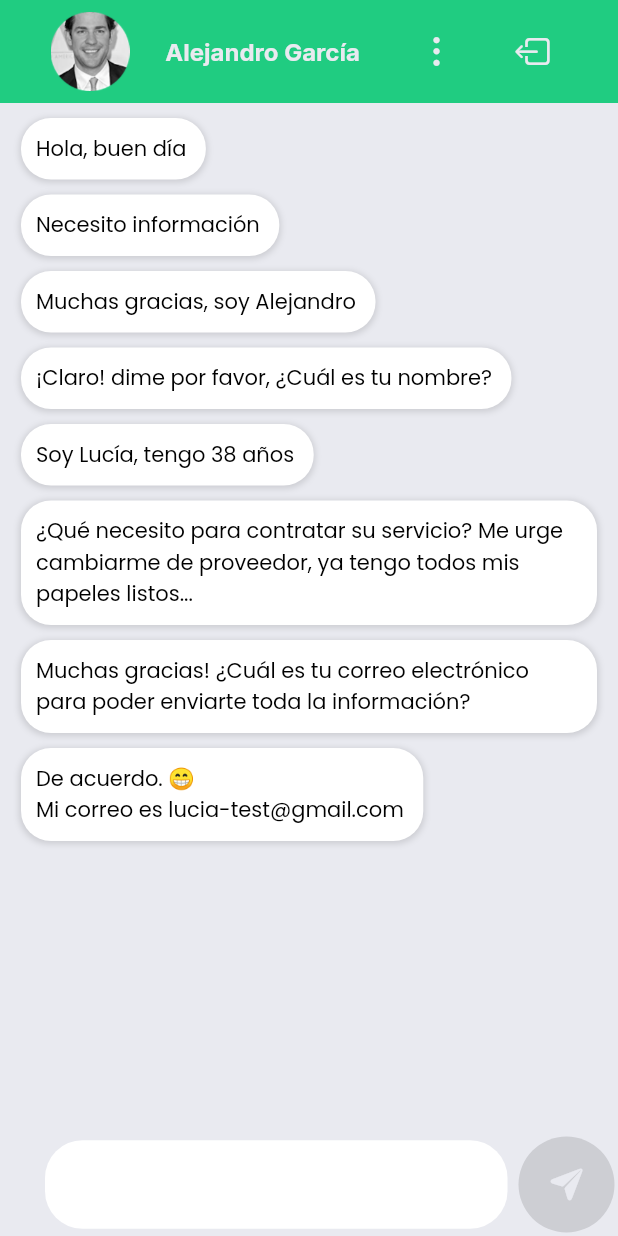
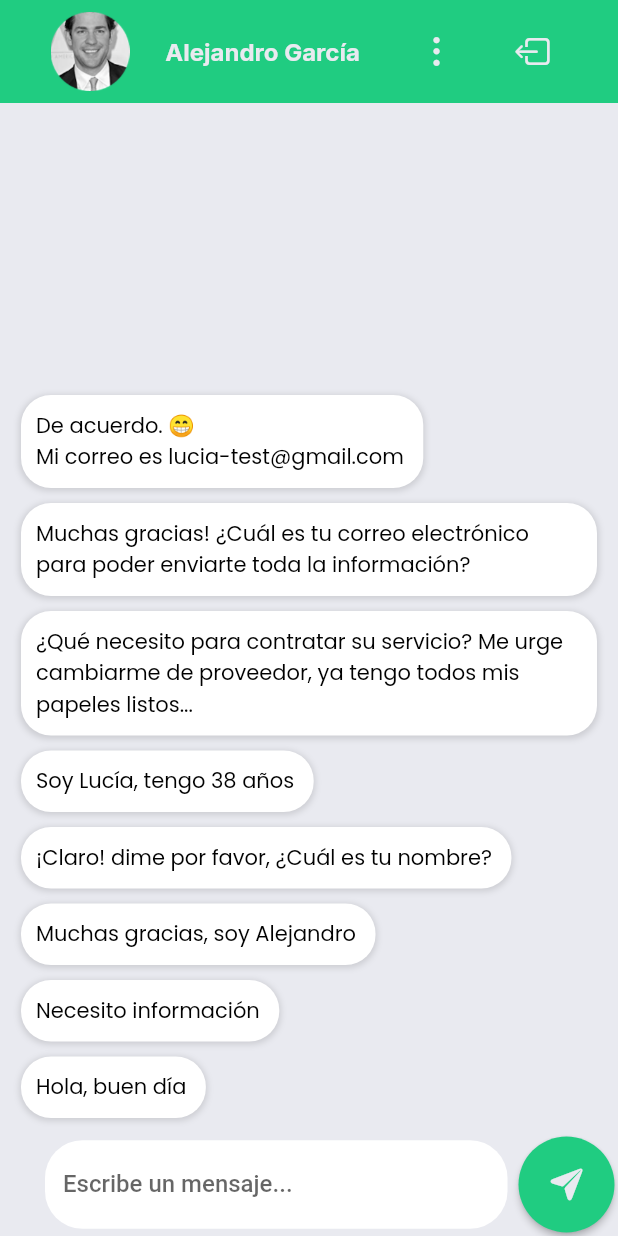
Before and after one commit to BeyondASoul/retoiventas, a Flutter app: the MobileChat screen opened directly with empty values, on a phone screen of 412 x 824 dp. Run offline on Flutter 3.47's test engine with Material 2 defaults, Android fonts, the light colour scheme and no system bars; our stand-ins replace cloud_firestore, firebase_auth, firebase_core, google_fonts, shared_preferences; accounts and stored records are empty.

Commit message:
Send messages to database implemented

```diff
--- a/lib/Model/message.dart
+++ b/lib/Model/message.dart
@@ -1,34 +1,66 @@
 class ChatMessage {
-  String messageContent;
-  String messageType;
-  ChatMessage({required this.messageContent, required this.messageType});
+  final String messageContent;
+  final String messageType;
+  final DateTime date;
+  const ChatMessage(
+      {required this.messageContent,
+      required this.messageType,
+      required this.date});
+
+  ChatMessage fromJson(Map<String, dynamic> json) => ChatMessage(
+        messageContent: json['messageContent'],
+        messageType: json['messageType'],
+        date: json['date'],
+      );
+
+  Map<String, dynamic> toJson() => {
+        'messageContent': messageContent,
+        'messageType': messageType,
+        'date': date,
+      };
 }
 
 List<ChatMessage> messages = [
   ChatMessage(
     messageContent: "Hola, buen día",
-      messageType: "n8I4mNsEAEPstH3aTHdbORaS4xJ3"),
+    messageType: "n8I4mNsEAEPstH3aTHdbORaS4xJ3",
+    date: DateTime.now(),
+  ),
   ChatMessage(
     messageContent: "Necesito información",
-      messageType: "n8I4mNsEAEPstH3aTHdbORaS4xJ3"),
+    messageType: "n8I4mNsEAEPstH3aTHdbORaS4xJ3",
+    date: DateTime.now(),
+  ),
   ChatMessage(
     messageContent: "Muchas gracias, soy Alejandro",
-      messageType: "Q9glEz1xPJUSRVwcQCjWSZiR1lm2"),
+    messageType: "Q9glEz1xPJUSRVwcQCjWSZiR1lm2",
+    date: DateTime.now(),
+  ),
   ChatMessage(
     messageContent: "¡Claro! dime por favor, ¿Cuál es tu nombre?",
-      messageType: "Q9glEz1xPJUSRVwcQCjWSZiR1lm2"),
+    messageType: "Q9glEz1xPJUSRVwcQCjWSZiR1lm2",
+    date: DateTime.now(),
+  ),
   ChatMessage(
     messageContent: "Soy Lucía, tengo 38 años",
-      messageType: "n8I4mNsEAEPstH3aTHdbORaS4xJ3"),
+    messageType: "n8I4mNsEAEPstH3aTHdbORaS4xJ3",
+    date: DateTime.now(),
+  ),
   ChatMessage(
     messageContent:
         "¿Qué necesito para contratar su servicio? Me urge cambiarme de proveedor, ya tengo todos mis papeles listos...",
-      messageType: "n8I4mNsEAEPstH3aTHdbORaS4xJ3"),
+    messageType: "n8I4mNsEAEPstH3aTHdbORaS4xJ3",
+    date: DateTime.now(),
+  ),
   ChatMessage(
     messageContent:
         "Muchas gracias! ¿Cuál es tu correo electrónico para poder enviarte toda la información?",
-      messageType: "Q9glEz1xPJUSRVwcQCjWSZiR1lm2"),
+    messageType: "Q9glEz1xPJUSRVwcQCjWSZiR1lm2",
+    date: DateTime.now(),
+  ),
   ChatMessage(
     messageContent: "De acuerdo. 😁 \nMi correo es lucia-test@gmail.com",
-      messageType: "n8I4mNsEAEPstH3aTHdbORaS4xJ3"),
+    messageType: "n8I4mNsEAEPstH3aTHdbORaS4xJ3",
+    date: DateTime.now(),
+  ),
 ];
--- a/lib/responsive/mobile/mobile_chat.dart
+++ b/lib/responsive/mobile/mobile_chat.dart
@@ -33,8 +33,11 @@ class _MobileChatState extends State<MobileChat> {
                   ? "Lucía González"
                   : "Alejandro García",
               context),
-          chatContentView(mediaQuery, widget.uid),
-          chatBottomBar(chatController, widget.uid)
+          ChatContentView(
+            mediaQuery: mediaQuery,
+            uid: widget.uid,
+          ),
+          chatBottomBar(chatController, widget.uid, context)
         ],
       ),
     );
--- a/lib/widgets/chat_widgets.dart
+++ b/lib/widgets/chat_widgets.dart
@@ -7,7 +7,8 @@ import 'package:retoiventas/screens/login.dart';
 import 'package:retoiventas/utils/authentication.dart';
 import 'package:retoiventas/utils/firebaseapi.dart';
 
-Expanded chatBottomBar(TextEditingController chatController, String uid) {
+Expanded chatBottomBar(
+    TextEditingController chatController, String uid, BuildContext context) {
   return Expanded(
     flex: 1,
     child: Stack(
@@ -22,6 +23,10 @@ Expanded chatBottomBar(TextEditingController chatController, String uid) {
                   child: TextField(
                     controller: chatController,
                     decoration: const InputDecoration(
+                        label: Text(
+                          "Escribe un mensaje...",
+                          style: TextStyle(fontWeight: FontWeight.w500),
+                        ),
                         border: OutlineInputBorder(
                           borderRadius: BorderRadius.all(
                             Radius.circular(25),
@@ -36,7 +41,11 @@ Expanded chatBottomBar(TextEditingController chatController, String uid) {
             Expanded(
               flex: 2,
               child: ElevatedButton(
-                onPressed: sendMessage(chatController, uid),
+                onPressed: () {
+                  if (chatController.text.isNotEmpty) {
+                    sendMessage(chatController, uid, context);
+                  }
+                },
                 child: const Icon(
                   CupertinoIcons.paperplane_fill,
                   color: colorBlanquito,
@@ -55,58 +64,11 @@ Expanded chatBottomBar(TextEditingController chatController, String uid) {
   );
 }
 
-sendMessage(TextEditingController chatController, String uid) {}
-
-// sendMessage(TextEditingController controller, String message, String uid,
-//     BuildContext context) async {
-//   FocusScope.of(context).unfocus();
-//   await FirebaseApi.uploadMessage(message, uid);
-//   controller.clear();
-// }
-
-Expanded chatContentView(Size mediaQuery, String uid) {
-  return Expanded(
-    flex: 10,
-    child: ListView.builder(
-      itemCount: messages.length,
-      shrinkWrap: true,
-      padding: const EdgeInsets.only(top: 5, bottom: 5),
-      itemBuilder: (context, index) {
-        return Container(
-          padding:
-              const EdgeInsets.only(left: 14, right: 14, top: 5, bottom: 5),
-          child: Align(
-            alignment: (messages[index].messageType != uid
-                ? Alignment.centerLeft
-                : Alignment.centerRight),
-            child: Container(
-              decoration: BoxDecoration(
-                boxShadow: const [
-                  BoxShadow(
-                    color: Colors.black12,
-                    spreadRadius: 1,
-                    blurRadius: 3,
-                    offset: Offset(0, 1), // changes position of shadow
-                  ),
-                ],
-                borderRadius: BorderRadius.circular(20),
-                color: (messages[index].messageType != uid
-                    ? Colors.white
-                    : colorVerdeChat),
-              ),
-              padding: const EdgeInsets.all(10),
-              child: SelectableText(messages[index].messageContent,
-                  textAlign: messages[index].messageType != uid
-                      ? TextAlign.start
-                      : TextAlign.end,
-                  style: GoogleFonts.poppins(
-                      color: Colors.black, fontWeight: FontWeight.normal)),
-            ),
-          ),
-        );
-      },
-    ),
-  );
+sendMessage(TextEditingController chatController, String uid,
+    BuildContext context) async {
+  //FocusScope.of(context).unfocus();
+  await FirebaseApi.uploadMessage(chatController.text, uid);
+  chatController.clear();
 }
 
 Expanded chatMobileTopBar(String asset, String name, BuildContext context) {
@@ -224,3 +186,57 @@ AspectRatio avatar(String asset) {
     ),
   );
 }
+
+class ChatContentView extends StatelessWidget {
+  final Size mediaQuery;
+  final String uid;
+  const ChatContentView({Key? key, required this.mediaQuery, required this.uid})
+      : super(key: key);
+
+  @override
+  Widget build(BuildContext context) {
+    return Expanded(
+      flex: 10,
+      child: ListView.builder(
+        itemCount: messages.length,
+        reverse: true,
+        shrinkWrap: true,
+        padding: const EdgeInsets.only(top: 5, bottom: 5),
+        itemBuilder: (context, index) {
+          return Container(
+            padding:
+                const EdgeInsets.only(left: 14, right: 14, top: 5, bottom: 5),
+            child: Align(
+              alignment: (messages[index].messageType != uid
+                  ? Alignment.centerLeft
+                  : Alignment.centerRight),
+              child: Container(
+                decoration: BoxDecoration(
+                  boxShadow: const [
+                    BoxShadow(
+                      color: Colors.black12,
+                      spreadRadius: 1,
+                      blurRadius: 3,
+                      offset: Offset(0, 1), // changes position of shadow
+                    ),
+                  ],
+                  borderRadius: BorderRadius.circular(20),
+                  color: (messages[index].messageType != uid
+                      ? Colors.white
+                      : colorVerdeChat),
+                ),
+                padding: const EdgeInsets.all(10),
+                child: SelectableText(messages[index].messageContent,
+                    textAlign: messages[index].messageType != uid
+                        ? TextAlign.start
+                        : TextAlign.end,
+                    style: GoogleFonts.poppins(
+                        color: Colors.black, fontWeight: FontWeight.normal)),
+              ),
+            ),
+          );
+        },
+      ),
+    );
+  }
+}
```
Also changed, not shown: lib/responsive/desktop/desktop_chat.dart (+8 -5 lines), lib/utils/firebaseapi.dart (+11 -1 lines). Lines whose indentation alone changed are shown as unchanged.
